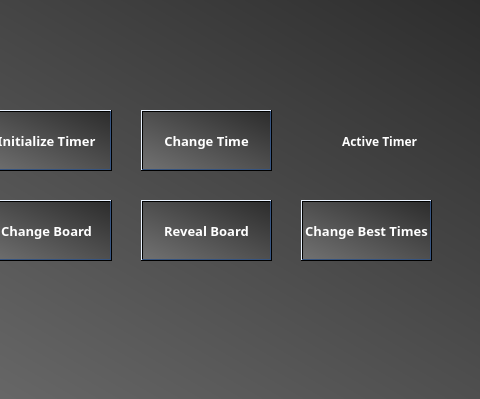
Qt form gui/cheats_widget.ui (itaybiran/MinesweeperCheats-Client) before a commit; both pictures show x 219 to 699 and y 0 to 399 of the 699 by 399 pixel window.
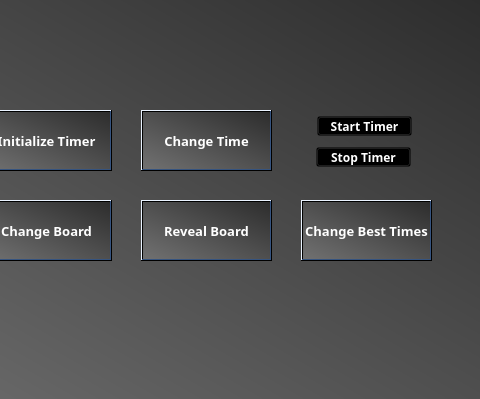
The same form after that commit. Icons and pictures are not drawn.

Commit message: cant connect twice and active timer two buttons

What changed in the file:
```diff
--- a/gui/cheats_widget.ui
+++ b/gui/cheats_widget.ui
@@ -1462,11 +1462,11 @@
      <string>Change Best Times</string>
     </property>
    </widget>
-   <widget class="QRadioButton" name="ActiveTimerButton">
+   <widget class="QPushButton" name="StartTimerButton">
     <property name="geometry">
      <rect>
-      <x>541</x>
-      <y>131</y>
+      <x>536</x>
+      <y>116</y>
       <width>95</width>
       <height>20</height>
      </rect>
@@ -1486,7 +1486,17 @@
 background:rgba(0,0,0,0);</string>
     </property>
     <property name="text">
-     <string>Active Timer</string>
+     <string>Start Timer</string>
+    </property>
+    <property name="icon">
+     <iconset>
+      <normaloff>../img/gui-icons/play.png</normaloff>../img/gui-icons/play.png</iconset>
+    </property>
+    <property name="iconSize">
+     <size>
+      <width>20</width>
+      <height>20</height>
+     </size>
     </property>
    </widget>
    <widget class="QPushButton" name="RevealBoardButton">
@@ -4483,6 +4493,43 @@
      <string/>
     </property>
    </widget>
+   <widget class="QPushButton" name="StopTimerButton">
+    <property name="geometry">
+     <rect>
+      <x>535</x>
+      <y>147</y>
+      <width>95</width>
+      <height>20</height>
+     </rect>
+    </property>
+    <property name="font">
+     <font>
+      <family>Segoe UI Black</family>
+      <weight>75</weight>
+      <bold>true</bold>
+     </font>
+    </property>
+    <property name="cursor">
+     <cursorShape>ClosedHandCursor</cursorShape>
+    </property>
+    <property name="styleSheet">
+     <string notr="true">color:white;
+background:rgba(0,0,0,0);</string>
+    </property>
+    <property name="text">
+     <string>Stop Timer</string>
+    </property>
+    <property name="icon">
+     <iconset>
+      <normaloff>../img/gui-icons/pause.png</normaloff>../img/gui-icons/pause.png</iconset>
+    </property>
+    <property name="iconSize">
+     <size>
+      <width>22</width>
+      <height>22</height>
+     </size>
+    </property>
+   </widget>
   </widget>
  </widget>
  <resources/>
```
The commit also changes 6 other files.
